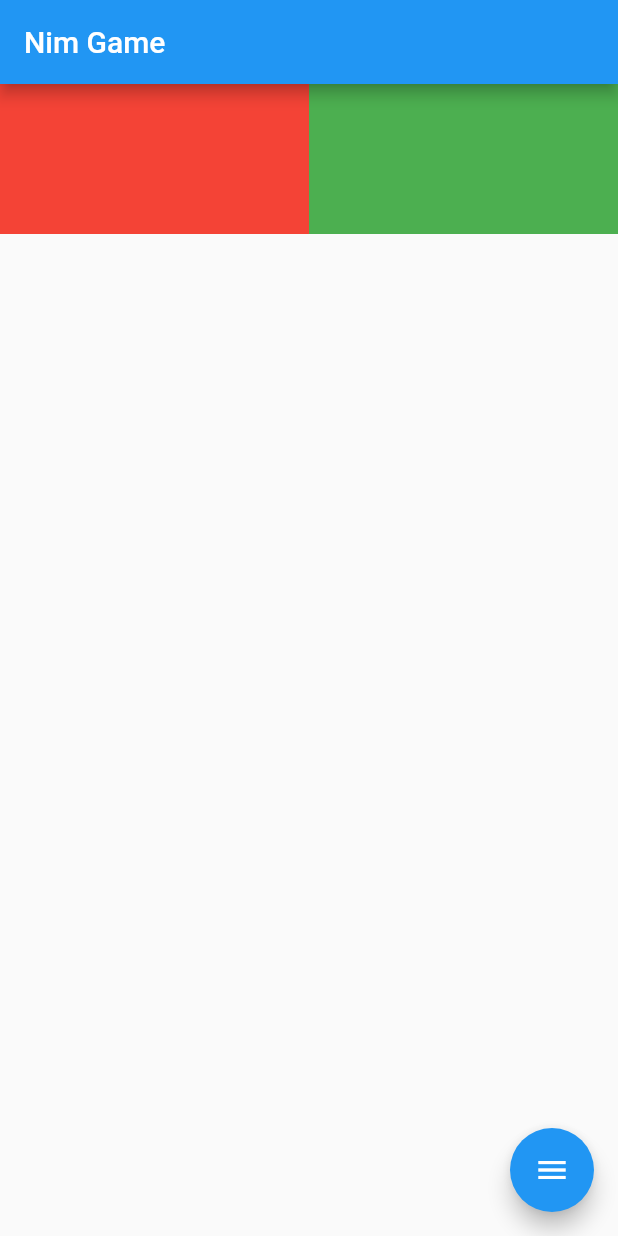
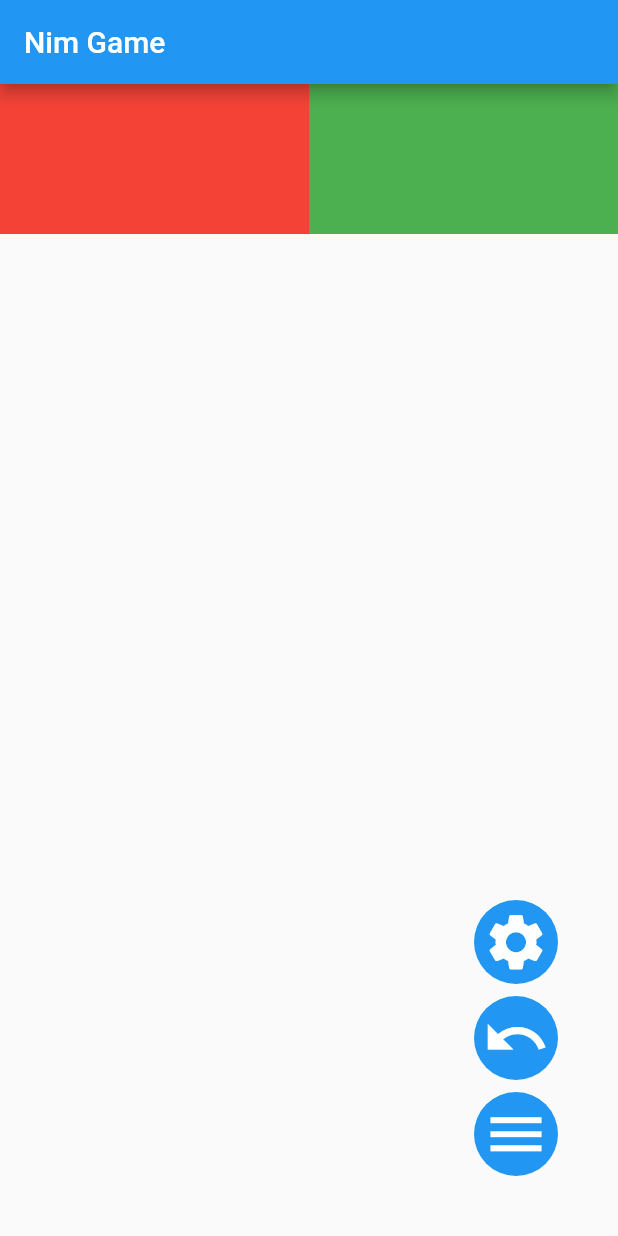
Before and after one commit to TungQuan/NimGame, a Flutter app: the screen it shows after launch, after a tap on the "menu" icon, on a phone screen of 412 x 824 dp. Run offline on Flutter 3.47's test engine with Material 2 defaults, Android fonts, the phone set to English and light mode, and no system bars.

Commit message:
Commit backup code menu option

```diff
--- a/lib/screen/game_screen.dart
+++ b/lib/screen/game_screen.dart
@@ -1,6 +1,8 @@
 
 import 'package:flutter/material.dart';
 import 'package:nimgamectu/screen/player_screen.dart';
+
+import '../widget/circular_fab_widget.dart';
 
 class GameScreen extends StatefulWidget {
   const GameScreen({Key? key}) : super(key: key);
@@ -21,11 +23,7 @@ class _GameScreenState extends State<GameScreen> {
             PlayerScreen()
           ],
         ),
-      floatingActionButton: FloatingActionButton(
-        onPressed: () {},
-        tooltip: 'Increment Counter',
-        child: const Icon(Icons.menu),
-      ),
-      );
+      floatingActionButton: const CircularFabWidget(),
+    );
   }
 }
--- /dev/null
+++ b/lib/widget/circular_fab_widget.dart
@@ -0,0 +1,86 @@
+
+import 'package:flutter/material.dart';
+
+const double buttonSize = 80;
+
+class CircularFabWidget extends StatefulWidget {
+  const CircularFabWidget({Key? key}) : super(key: key);
+
+  @override
+  State<CircularFabWidget> createState() => _CircularFabWidgetState();
+}
+
+class _CircularFabWidgetState extends State<CircularFabWidget> with SingleTickerProviderStateMixin {
+  late AnimationController controller;
+
+  @override
+  void initState() {
+
+    super.initState();
+
+    controller = AnimationController(
+      duration: const Duration(milliseconds: 300),
+        vsync: this
+    );
+  }
+
+  @override
+  void dispose() {
+    // TODO: implement dispose
+    super.dispose();
+    controller.dispose();
+  }
+
+  @override
+  Widget build(BuildContext context) => Flow(
+
+      delegate: FlowMenuDelegate(controller: controller),
+      children: [
+        Icons.menu,
+        Icons.undo,
+        Icons.settings
+      ].map<Widget>(buildFab).toList(),
+  );
+
+  Widget buildFab(IconData icon) => FloatingActionButton(
+      elevation: 0,
+      splashColor: Colors.black,
+      child: Icon(icon, color: Colors.white, size: 45,),
+      onPressed: () {
+        if (controller.status == AnimationStatus.completed) {
+          controller.reverse();
+        } else {
+          controller.forward();
+        }
+      }
+  );
+}
+
+class FlowMenuDelegate extends FlowDelegate {
+
+  final Animation<double> controller;
+
+  const FlowMenuDelegate({required this.controller}) : super(repaint: controller);
+
+  @override
+  void paintChildren(FlowPaintingContext context) {
+    final size = context.size;
+    final xStart = size.width - buttonSize;
+    final yStart = size.height - buttonSize;
+    for (int i = context.childCount - 1; i >= 0 ; i--) {
+      const margin = 8;
+      final childSize = context.getChildSize(i)!.width;
+      final dx = (childSize + margin) * i;
+      final x = xStart;
+      final y = yStart - dx * controller.value;
+      context.paintChild(
+          i,
+          transform: Matrix4.translationValues(x, y, 0)
+      );
+    }
+  }
+
+  @override
+  bool shouldRepaint(covariant FlowDelegate oldDelegate) => false;
+
+}
```
